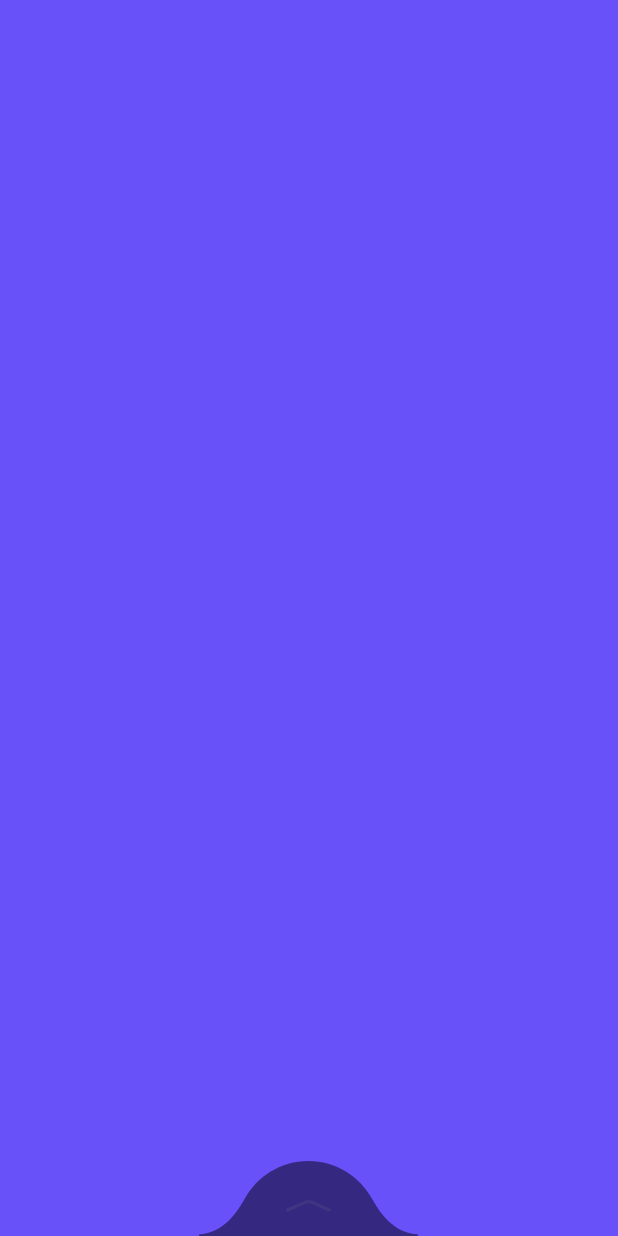
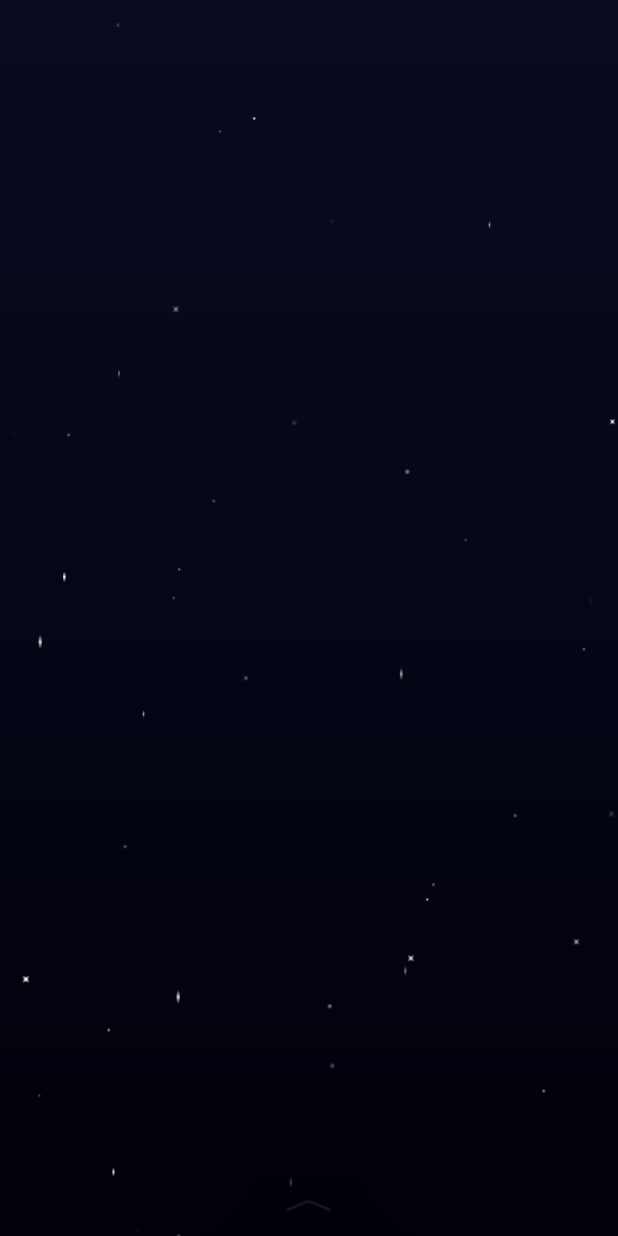
Before and after one commit to deeman30rus/NeuroScope, an Android app: the screen it shows after launch (MainActivity), on a phone screen of 412 x 824 dp. Run offline under Robolectric (Android 15) with nearby library versions, the phone set to English and light mode, and no system bars.

Commit message:
parallax view background base

```diff
--- a/app/src/main/res/layout/activity_main.xml
+++ b/app/src/main/res/layout/activity_main.xml
@@ -8,6 +8,10 @@
 
     <!--  Main content area  -->
 
+    <com.theroom101.ui.parallax.ParallaxView
+        android:layout_width="match_parent"
+        android:layout_height="match_parent" />
+
     <!-- // Main content area -->
 
     <include layout="@layout/ui_view_forecast_bottom_sheet" />
--- /dev/null
+++ b/core/src/main/java/com/theroom101/core/physics/Area.kt
@@ -0,0 +1,19 @@
+package com.theroom101.core.physics
+
+import android.graphics.Point
+import android.graphics.Rect
+import kotlin.random.Random
+
+typealias Area = Rect
+
+fun createArea(center: Point, width: Int, height: Int) = Rect(
+    center.x - width / 2,
+    center.y - height / 2,
+    center.x + width / 2,
+    center.y + height / 2
+)
+
+fun Area.randomPoint() = Point(
+    Random.nextInt(left, right),
+    Random.nextInt(top, bottom)
+)
--- /dev/null
+++ b/core/src/main/java/com/theroom101/core/physics/Vector.kt
@@ -0,0 +1,14 @@
+package com.theroom101.core.physics
+
+class Vector(
+    var x: Float = 0f,
+    var y: Float = 0f
+) {
+    operator fun times(k: Float) = Vector(this.x * k, this.y * k)
+
+    operator fun times(k: Int) = Vector(this.x * k, this.y * k)
+
+    operator fun plus(other: Vector) = Vector(this.x + other.x, this.y + other.y)
+
+    operator fun minus(other: Vector) = Vector(this.x - other.x, this.y - other.y)
+}
--- /dev/null
+++ b/ui/src/main/java/com/theroom101/ui/parallax/Gravitometer.kt
@@ -0,0 +1,59 @@
+package com.theroom101.ui.parallax
+
+import android.content.Context
+import android.hardware.Sensor
+import android.hardware.SensorEvent
+import android.hardware.SensorEventListener
+import android.hardware.SensorManager
+import com.theroom101.core.physics.Vector
+
+internal typealias OnGravityChanged = (Vector) -> Unit
+
+internal class Gravitometer(
+    context: Context,
+    private val onGravityChanged: OnGravityChanged
+): SensorEventListener {
+
+    private val sensorManager = context.sensorManager
+
+    private val sensor = sensorManager.gravitySensor
+
+    override fun onAccuracyChanged(sensor: Sensor?, accuracy: Int) = Unit
+
+    override fun onSensorChanged(event: SensorEvent?) {
+        event?.let { e ->
+            val g = Vector(-e.gravityX, e.gravityY)
+
+            onGravityChanged(g)
+        }
+    }
+
+    fun startReadings() = registerListener()
+
+    fun stopReadings() = unregisterListener()
+
+    private fun registerListener() {
+        sensorManager.registerListener(
+            this,
+            sensor,
+            SensorManager.SENSOR_DELAY_NORMAL,
+            SensorManager.SENSOR_DELAY_UI
+        )
+    }
+
+    private fun unregisterListener() {
+        sensorManager.unregisterListener(this)
+    }
+}
+
+private val SensorEvent.gravityX: Float
+    get() = this.values[0]
+
+private val SensorEvent.gravityY: Float
+    get() = this.values[1]
+
+private val Context.sensorManager: SensorManager
+    get() = this.getSystemService(Context.SENSOR_SERVICE) as SensorManager
+
+private val SensorManager.gravitySensor: Sensor
+    get() = this.getDefaultSensor(Sensor.TYPE_GRAVITY)
--- /dev/null
+++ b/ui/src/main/java/com/theroom101/ui/parallax/ParallaxView.kt
@@ -0,0 +1,207 @@
+package com.theroom101.ui.parallax
+
+import android.content.Context
+import android.graphics.Canvas
+import android.graphics.Point
+import android.graphics.drawable.Drawable
+import android.util.AttributeSet
+import android.view.Choreographer
+import android.view.View
+import androidx.core.content.ContextCompat
+import com.theroom101.core.android.dp
+import com.theroom101.core.physics.Vector
+import com.theroom101.core.physics.createArea
+import com.theroom101.core.physics.randomPoint
+import com.theroom101.ui.R
+import com.theroom101.ui.parallax.vm.LayerViewModel
+import com.theroom101.ui.parallax.vm.Star
+import kotlin.random.Random
+import kotlin.random.nextInt
+
+private const val G = 9.81f
+
+private const val LAYER_1_AREA = 1.08f
+private const val LAYER_2_AREA = 1.16f
+private const val LAYER_3_AREA = 1.32f
+private const val LAYER_4_AREA = 1.64f
+
+private val layerDescriptions = listOf(
+    Layer.Description(LAYER_1_AREA, 18, listOf(0.15f, 0.15f, 0.7f)),
+    Layer.Description(LAYER_2_AREA, 18, listOf(0.2f, 0.2f, 0.6f)),
+    Layer.Description(LAYER_3_AREA, 18, listOf(0.4f, 0.4f, 0.2f)),
+    Layer.Description(LAYER_4_AREA, 18, listOf(0.45f, 0.45f, 0.1f)),
+)
+
+class ParallaxView @JvmOverloads constructor(
+    context: Context,
+    attrs: AttributeSet? = null,
+    defStyleAttr: Int = 0
+) :
+    View(context, attrs, defStyleAttr) {
+
+    private val gravitometer = Gravitometer(context, ::updateGravity)
+
+    private val choreographer: Choreographer by lazy { Choreographer.getInstance() }
+
+    private val frameRequester = FrameHandler()
+
+    private var initialized = false
+
+    private val layers = mutableListOf<Layer>()
+
+    init {
+        background = ContextCompat.getDrawable(context, R.drawable.ui_parallax_view_bg)
+    }
+
+    override fun onSizeChanged(w: Int, h: Int, oldw: Int, oldh: Int) {
+        super.onSizeChanged(w, h, oldw, oldh)
+
+        initialize(w, h)
+    }
+
+    override fun onDraw(canvas: Canvas?) {
+        super.onDraw(canvas)
+
+        canvas?.draw(layers)
+    }
+
+    override fun onAttachedToWindow() {
+        super.onAttachedToWindow()
+
+        gravitometer.startReadings()
+    }
+
+    override fun onDetachedFromWindow() {
+        super.onDetachedFromWindow()
+
+        gravitometer.stopReadings()
+        initialized = false
+    }
+
+    private fun updateGravity(gravity: Vector) {
+        layers.forEach { it.layerVM.gravity = gravity }
+    }
+
+    private fun initialize(w: Int, h: Int) {
+        choreographer.postFrameCallback(frameRequester)
+
+        for (description in layerDescriptions) {
+            layers.add(
+                Layer.create(context, w, h, description)
+            )
+        }
+
+        initialized = true
+    }
+
+    private inner class FrameHandler : Choreographer.FrameCallback {
+
+        override fun doFrame(frameTimeNanos: Long) {
+            choreographer.postFrameCallback(frameRequester)
+
+            layers.forEach { layer ->
+                layer.layerVM.update()
+            }
+
+            invalidate()
+        }
+    }
+}
+
+private fun Canvas.draw(layers: List<Layer>) = layers.forEach { it.drawOn(this) }
+
+private class Layer private constructor(
+    val layerVM: LayerViewModel
+) {
+
+    fun drawOn(canvas: Canvas) {
+
+        layerVM.stars.forEach { star ->
+            val alpha = (255 * star.alpha).toInt()
+
+            star.drawable.setBounds(
+                star.x + layerVM.dx,
+                star.y + layerVM.dy,
+                star.x + layerVM.dx + star.size,
+                star.y + layerVM.dy + star.size
+            )
+            star.drawable.alpha = alpha
+
+            star.drawable.draw(canvas)
+        }
+    }
+
+    class Description(
+        val factor: Float,
+        val maxStars: Int,
+        val starsDistribution: List<Float>
+    )
+
+    companion object {
+
+        fun create(
+            context: Context,
+            width: Int,
+            height: Int,
+            description: Description
+        ): Layer {
+            fun starType(v: Float, distribution: List<Float>): Int {
+                var sum = 0f
+                for (i in distribution.indices) {
+                    sum += distribution[i]
+
+                    if (v <= sum) return i
+                }
+
+                error("bad distribution")
+            }
+
+            val center = Point(width / 2, height / 2)
+
+            val layerWidth = (width * (description.factor)).toInt()
+            val layerHeight = (height * (description.factor)).toInt()
+
+            val layerArea = createArea(center, layerWidth, layerHeight)
+
+            val deltaMax = (width * (description.factor - 1))
+
+            val starsVm = LayerViewModel(
+                a = deltaMax / G
+            ) {
+                (1..description.maxStars).map {
+                    val r = Random.nextFloat()
+                    val type = starType(r, description.starsDistribution)
+
+                    Star(
+                        drawable = context.starDrawable(type).mutate(),
+                        coordinates = layerArea.randomPoint(),
+                        size = type.starSize,
+                        alpha = Random.nextFloat(),
+                        active = Random.nextBoolean(),
+                        dim = Random.nextBoolean()
+                    )
+                }
+            }
+
+            return Layer(starsVm)
+        }
+    }
+}
+
+private fun Context.starDrawable(type: Int): Drawable = when (type) {
+    0 -> ContextCompat.getDrawable(this, R.drawable.ui_star_1)
+        ?: error("star 1 drawable resource not found")
+    1 -> ContextCompat.getDrawable(this, R.drawable.ui_star_2)
+        ?: error("star 2 drawable resource not found")
+    2 -> ContextCompat.getDrawable(this, R.drawable.ui_star_3)
+        ?: error("star 3 drawable resource not found")
+    else -> error("Unknown start type $type")
+}
+
+private val Int.starSize: Int
+    get() = when (this) {
+        0 -> Random.nextInt(dp(8)..dp(15))
+        1 -> Random.nextInt(dp(6)..dp(12))
+        2 -> Random.nextInt(dp(4), dp(8))
+        else -> error("Unknown star type $this")
+    }
--- /dev/null
+++ b/ui/src/main/java/com/theroom101/ui/parallax/vm/LayerViewModel.kt
@@ -0,0 +1,67 @@
+package com.theroom101.ui.parallax.vm
+
+import android.graphics.Point
+import android.graphics.drawable.Drawable
+import com.theroom101.core.physics.Vector
+
+/**
+ * from mg = kx (spring model)
+ * x = mg / k => a = m / k
+ */
+internal class LayerViewModel(
+    private val a: Float,
+    generator: () -> List<Star>
+) {
+    private var delta = Vector()
+
+    var gravity = Vector()
+        set(value) {
+            field = value
+            delta = value * a
+        }
+
+    val stars = generator.invoke()
+    private val active = stars.filter { it.active }
+
+    val dx: Int
+        get() = delta.x.toInt()
+
+    val dy: Int
+        get() = delta.y.toInt()
+
+    fun update() {
+        active.forEach { star ->
+            if (star.dim) star.dim()
+            else star.shine()
+        }
+    }
+}
+
+internal class Star(
+    val drawable: Drawable,
+    coordinates: Point,
+    val size: Int,
+    var alpha: Float,
+    val active: Boolean,
+    var dim: Boolean
+) {
+
+    val x = coordinates.x
+    val y = coordinates.y
+
+    fun dim() {
+        alpha -= 0.03f
+
+        if (alpha < 0.04) {
+            dim = false
+        }
+    }
+
+    fun shine() {
+        alpha += 0.03f
+
+        if (alpha > 0.96) {
+            dim = true
+        }
+    }
+}
--- /dev/null
+++ b/ui/src/main/res/drawable/ui_parallax_view_bg.xml
@@ -0,0 +1,10 @@
+<?xml version="1.0" encoding="utf-8"?>
+<shape xmlns:android="http://schemas.android.com/apk/res/android"
+    android:shape="rectangle">
+
+    <gradient
+        android:angle="-90"
+        android:startColor="@color/core_haity"
+        android:endColor="@color/core_black_russian" />
+
+</shape>
--- /dev/null
+++ b/ui/src/main/res/drawable/ui_star_1.xml
@@ -0,0 +1,46 @@
+<vector xmlns:android="http://schemas.android.com/apk/res/android"
+    xmlns:aapt="http://schemas.android.com/aapt"
+    android:width="26dp"
+    android:height="25dp"
+    android:viewportWidth="26"
+    android:viewportHeight="25">
+  <path
+      android:pathData="M14.1048,14.0158C13.4468,14.6737 12.3801,14.6737 11.7221,14.0158C11.0641,13.3578 11.0641,12.2911 11.7221,11.6331C12.3801,10.9752 13.4468,10.9752 14.1048,11.6331C14.7627,12.2911 14.7627,13.3578 14.1048,14.0158Z">
+    <aapt:attr name="android:fillColor">
+      <gradient
+          android:gradientRadius="1.68481"
+          android:centerX="12.9134"
+          android:centerY="12.8245"
+          android:type="radial">
+        <item android:offset="0" android:color="#FFFFFFFF"/>
+        <item android:offset="0.958333" android:color="#000013C2"/>
+      </gradient>
+    </aapt:attr>
+  </path>
+  <path
+      android:pathData="M14.1047,14.0152C10.8149,17.305 7.6146,19.4385 6.9567,18.7806C6.2987,18.1226 8.4322,14.9223 11.722,11.6325C15.0118,8.3427 18.2121,6.2092 18.87,6.8672C19.528,7.5251 17.3945,10.7254 14.1047,14.0152Z">
+    <aapt:attr name="android:fillColor">
+      <gradient
+          android:gradientRadius="6.07582"
+          android:centerX="12.9133"
+          android:centerY="12.8239"
+          android:type="radial">
+        <item android:offset="0" android:color="#FFFFFFFF"/>
+        <item android:offset="0.958333" android:color="#000013C2"/>
+      </gradient>
+    </aapt:attr>
+  </path>
+  <path
+      android:pathData="M11.7221,14.0152C8.4323,10.7254 6.2988,7.5251 6.9567,6.8672C7.6147,6.2092 10.815,8.3427 14.1047,11.6325C17.3945,14.9223 19.5281,18.1226 18.8701,18.7806C18.2121,19.4385 15.0119,17.305 11.7221,14.0152Z">
+    <aapt:attr name="android:fillColor">
+      <gradient
+          android:gradientRadius="6.07583"
+          android:centerX="12.9134"
+          android:centerY="12.8239"
+          android:type="radial">
+        <item android:offset="0" android:color="#FFFFFFFF"/>
+        <item android:offset="0.958333" android:color="#000013C2"/>
+      </gradient>
+    </aapt:attr>
+  </path>
+</vector>
--- /dev/null
+++ b/ui/src/main/res/drawable/ui_star_2.xml
@@ -0,0 +1,46 @@
+<vector xmlns:android="http://schemas.android.com/apk/res/android"
+    xmlns:aapt="http://schemas.android.com/aapt"
+    android:width="10dp"
+    android:height="11dp"
+    android:viewportWidth="10"
+    android:viewportHeight="11">
+  <path
+      android:pathData="M4.553,5.4643m-0.9106,0a0.9106,0.9106 0,1 1,1.8212 0a0.9106,0.9106 0,1 1,-1.8212 0">
+    <aapt:attr name="android:fillColor">
+      <gradient
+          android:gradientRadius="0.910617"
+          android:centerX="4.55301"
+          android:centerY="5.46433"
+          android:type="radial">
+        <item android:offset="0" android:color="#FFFFFFFF"/>
+        <item android:offset="0.958333" android:color="#000013C2"/>
+      </gradient>
+    </aapt:attr>
+  </path>
+  <path
+      android:pathData="M3.6424,5.4642a0.9106,4.5531 0,1 0,1.8212 0a0.9106,4.5531 0,1 0,-1.8212 0z">
+    <aapt:attr name="android:fillColor">
+      <gradient
+          android:gradientRadius="4.55308"
+          android:centerX="4.55301"
+          android:centerY="5.46422"
+          android:type="radial">
+        <item android:offset="0" android:color="#FFFFFFFF"/>
+        <item android:offset="0.958333" android:color="#000013C2"/>
+      </gradient>
+    </aapt:attr>
+  </path>
+  <path
+      android:pathData="M4.5532,6.3749C2.0385,6.3749 0.0001,5.9672 0.0001,5.4643C0.0001,4.9614 2.0385,4.5537 4.5532,4.5537C7.0677,4.5537 9.1062,4.9614 9.1062,5.4643C9.1062,5.9672 7.0677,6.3749 4.5532,6.3749Z">
+    <aapt:attr name="android:fillColor">
+      <gradient
+          android:gradientRadius="0.910617"
+          android:centerX="4.55315"
+          android:centerY="5.46433"
+          android:type="radial">
+        <item android:offset="0" android:color="#FFFFFFFF"/>
+        <item android:offset="0.958333" android:color="#000013C2"/>
+      </gradient>
+    </aapt:attr>
+  </path>
+</vector>
--- /dev/null
+++ b/ui/src/main/res/drawable/ui_star_3.xml
@@ -0,0 +1,20 @@
+<vector xmlns:android="http://schemas.android.com/apk/res/android"
+    xmlns:aapt="http://schemas.android.com/aapt"
+    android:width="3dp"
+    android:height="3dp"
+    android:viewportWidth="3"
+    android:viewportHeight="3">
+  <path
+      android:pathData="M0.88616,1.02727C1.27668,0.63674 1.90984,0.63674 2.30037,1.02727C2.69089,1.41779 2.69089,2.05096 2.30037,2.44148C1.90984,2.83201 1.27668,2.83201 0.88616,2.44148C0.49563,2.05096 0.49563,1.41779 0.88616,1.02727Z">
+    <aapt:attr name="android:fillColor">
+      <gradient
+          android:gradientRadius="1"
+          android:centerX="1.59326"
+          android:centerY="1.73438"
+          android:type="radial">
+        <item android:offset="0" android:color="#FFFFFFFF"/>
+        <item android:offset="0.958333" android:color="#000013C2"/>
+      </gradient>
+    </aapt:attr>
+  </path>
+</vector>
```
